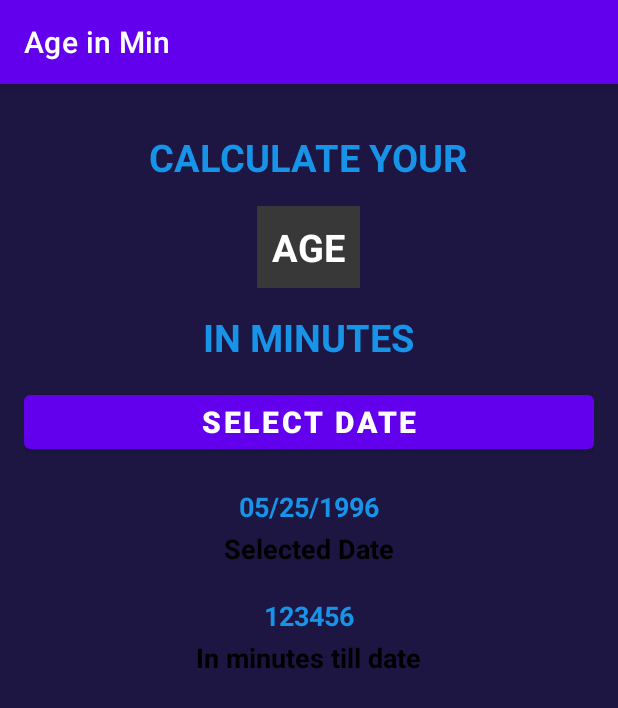
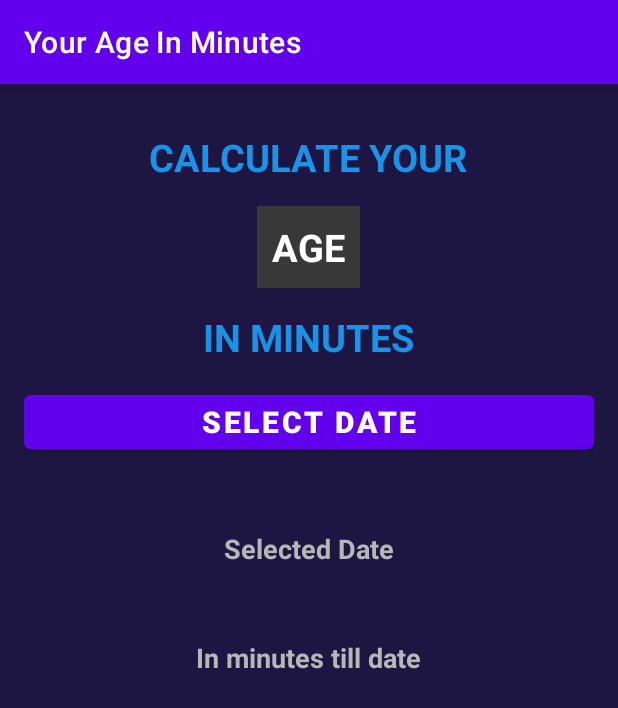
Before and after one commit to 196Sebastian/Age-in-Minutes, an Android app: the screen it shows after launch (MainActivity), on a phone screen of 412 x 824 dp. Shown: the top 708 px of the screen. Run offline under Robolectric (Android 15) with nearby library versions, the phone set to English and light mode, and no system bars.

Commit message:
Added id to texts & updating styling

```diff
--- a/app/src/main/res/layout/activity_main.xml
+++ b/app/src/main/res/layout/activity_main.xml
@@ -51,38 +51,36 @@
         android:textSize="20sp" />
 
     <TextView
+        android:id="@+id/selectedDate"
         android:layout_width="wrap_content"
         android:layout_height="wrap_content"
         android:layout_marginTop="20dp"
-        android:text="05/25/1996"
-        android:textColor="@color/textColor"
-        android:textSize="18sp"
-        android:textStyle="bold" />
+        android:textColor="#1793e8"
+        android:textSize="18sp" />
 
     <TextView
         android:layout_width="wrap_content"
         android:layout_height="wrap_content"
         android:layout_marginTop="3dp"
         android:text="Selected Date"
-        android:textColor="@color/black"
+        android:textColor="@color/lightGrayTextColor"
         android:textSize="18sp"
         android:textStyle="bold" />
 
     <TextView
+        android:id="@+id/selectedDateInMinutes"
         android:layout_width="wrap_content"
         android:layout_height="wrap_content"
         android:layout_marginTop="20dp"
-        android:text="123456"
-        android:textColor="@color/textColor"
-        android:textSize="18sp"
-        android:textStyle="bold" />
+        android:textColor="#1793e8"
+        android:textSize="18sp" />
 
     <TextView
         android:layout_width="wrap_content"
         android:layout_height="wrap_content"
         android:layout_marginTop="3dp"
         android:text="In minutes till date"
-        android:textColor="@color/black"
+        android:textColor="@color/lightGrayTextColor"
         android:textSize="18sp"
         android:textStyle="bold" />
 </LinearLayout>
--- a/app/src/main/res/values/colors.xml
+++ b/app/src/main/res/values/colors.xml
@@ -10,4 +10,5 @@
     <color name="textColor">#1793e8</color>
     <color name="backgroundColor">#1d1542</color>
     <color name="ageTextBackgroundColor">#383839</color>
+    <color name="lightGrayTextColor">#B7B7B7</color>
 </resources>
--- a/app/src/main/res/values/strings.xml
+++ b/app/src/main/res/values/strings.xml
@@ -1,3 +1,3 @@
 <resources>
-    <string name="app_name">Age in Min</string>
+    <string name="app_name">Your Age In Minutes</string>
 </resources>
```
